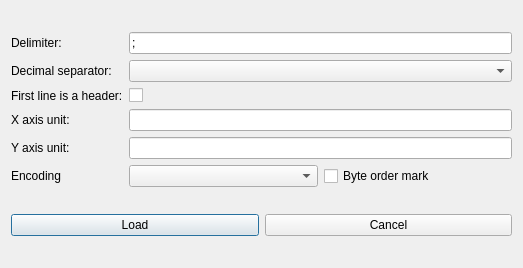
Above: src/gui/loadcsvfiledialog.ui from echmet/CEval before the change. Below: the same form after it.
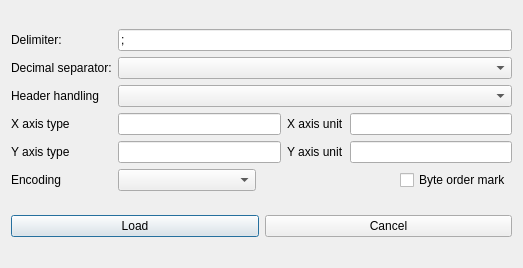
That is the form after the change.

Commit message: Add more advanced options for handling CSV files with a header

The edit to the form file:
```diff
--- a/src/gui/loadcsvfiledialog.ui
+++ b/src/gui/loadcsvfiledialog.ui
@@ -16,17 +16,10 @@
   <layout class="QVBoxLayout" name="verticalLayout">
    <item>
     <layout class="QGridLayout" name="gridLayout">
-     <item row="0" column="1">
-      <widget class="QLineEdit" name="qle_delimiter">
-       <property name="text">
-        <string>;</string>
-       </property>
-      </widget>
-     </item>
      <item row="3" column="0">
       <widget class="QLabel" name="ql_xCaption">
        <property name="text">
-        <string>X axis unit:</string>
+        <string>X axis type</string>
        </property>
       </widget>
      </item>
@@ -43,26 +36,6 @@
        </property>
       </widget>
      </item>
-     <item row="2" column="0">
-      <widget class="QLabel" name="ql_hasHeader">
-       <property name="toolTip">
-        <string/>
-       </property>
-       <property name="text">
-        <string>First line is a header:</string>
-       </property>
-      </widget>
-     </item>
-     <item row="2" column="1">
-      <widget class="QCheckBox" name="qcb_hasHeader">
-       <property name="styleSheet">
-        <string notr="true"/>
-       </property>
-       <property name="text">
-        <string/>
-       </property>
-      </widget>
-     </item>
      <item row="4" column="1">
       <widget class="QLineEdit" name="qle_yCaption"/>
      </item>
@@ -72,13 +45,10 @@
      <item row="4" column="0">
       <widget class="QLabel" name="ql_yCaption">
        <property name="text">
-        <string>Y axis unit:</string>
+        <string>Y axis type</string>
        </property>
       </widget>
      </item>
-     <item row="1" column="1">
-      <widget class="QComboBox" name="qcbox_decimalSeparator"/>
-     </item>
      <item row="1" column="0">
       <widget class="QLabel" name="ql_decimalSeparator">
        <property name="toolTip">
@@ -89,6 +59,13 @@
        </property>
       </widget>
      </item>
+     <item row="3" column="2">
+      <widget class="QLabel" name="ql_xUnit">
+       <property name="text">
+        <string>X axis unit</string>
+       </property>
+      </widget>
+     </item>
      <item row="5" column="0">
       <widget class="QLabel" name="ql_encodingCaption">
        <property name="text">
@@ -96,10 +73,63 @@
        </property>
       </widget>
      </item>
-     <item row="5" column="1">
+     <item row="2" column="0">
+      <widget class="QLabel" name="ql_headerHandling">
+       <property name="text">
+        <string>Header handling</string>
+       </property>
+      </widget>
+     </item>
+     <item row="3" column="3">
+      <widget class="QLineEdit" name="qle_xUnit"/>
+     </item>
+     <item row="4" column="2">
+      <widget class="QLabel" name="ql_yUnit">
+       <property name="text">
+        <string>Y axis unit</string>
+       </property>
+      </widget>
+     </item>
+     <item row="4" column="3">
+      <widget class="QLineEdit" name="qle_yUnit"/>
+     </item>
+     <item row="0" column="1" colspan="3">
+      <widget class="QLineEdit" name="qle_delimiter">
+       <property name="text">
+        <string>;</string>
+       </property>
+      </widget>
+     </item>
+     <item row="1" column="1" colspan="3">
+      <widget class="QComboBox" name="qcbox_decimalSeparator"/>
+     </item>
+     <item row="2" column="1" colspan="3">
+      <widget class="QComboBox" name="qcbox_headerHandling"/>
+     </item>
+     <item row="5" column="1" colspan="3">
       <layout class="QHBoxLayout" name="horizontalLayout_2">
        <item>
-        <widget class="QComboBox" name="qcbox_encoding"/>
+        <widget class="QComboBox" name="qcbox_encoding">
+         <property name="sizePolicy">
+          <sizepolicy hsizetype="MinimumExpanding" vsizetype="Fixed">
+           <horstretch>0</horstretch>
+           <verstretch>0</verstretch>
+          </sizepolicy>
+         </property>
+        </widget>
+       </item>
+       <item>
+        <spacer name="horizontalSpacer">
+         <property name="orientation">
+          <enum>Qt::Horizontal</enum>
+         </property>
+         <property name="sizeHint" stdset="0">
+          <size>
+           <width>40</width>
+           <height>20</height>
+          </size>
+         </property>
+        </spacer>
        </item>
        <item>
         <widget class="QCheckBox" name="qcb_bom">
```
Left out of the diff: 6 changed lines with no effect on the pictures. The commit also changes 5 other files.
